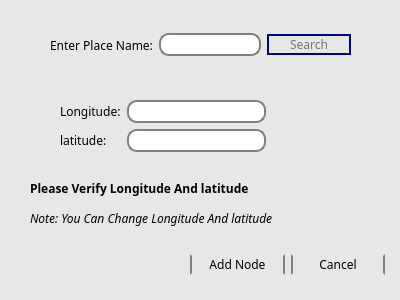
The window that Ui_files/new_ui/add_node.ui (farzad1132/NetPlanner) describes before a commit, drawn with Qt 5.
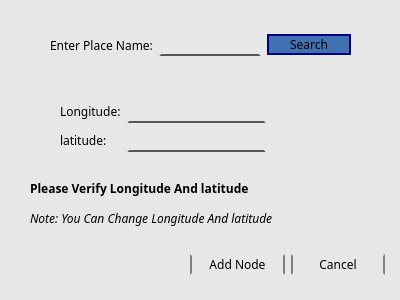
The same window after the commit.

Diff of the .ui file:
```diff
--- a/Ui_files/new_ui/add_node.ui
+++ b/Ui_files/new_ui/add_node.ui
@@ -525,13 +525,14 @@
      <widget class="QLineEdit" name="long_edit">
       <property name="styleSheet">
        <string notr="true">QLineEdit {
-    border: 2px solid gray;
-    border-radius: 10px;
+ 
+    border: 2px solid rgb(231, 231, 231);
+	border-bottom-color: rgb(86, 86, 86);
     padding: 0 8px;
-    background: white;
-    selection-background-color: darkgray; 
     
+    selection-background-color: darkgray; 
 	font: 8pt &quot;Bahnschrift&quot;;
+
 }</string>
       </property>
      </widget>
@@ -557,13 +558,14 @@
      <widget class="QLineEdit" name="lat_edit">
       <property name="styleSheet">
        <string notr="true">QLineEdit {
-    border: 2px solid gray;
-    border-radius: 10px;
+ 
+    border: 2px solid rgb(231, 231, 231);
+	border-bottom-color: rgb(86, 86, 86);
     padding: 0 8px;
-    background: white;
-    selection-background-color: darkgray; 
     
+    selection-background-color: darkgray; 
 	font: 8pt &quot;Bahnschrift&quot;;
+
 }</string>
       </property>
      </widget>
@@ -599,13 +601,14 @@
      <widget class="QLineEdit" name="place_name_edit">
       <property name="styleSheet">
        <string notr="true">QLineEdit {
-    border: 2px solid gray;
-    border-radius: 10px;
+ 
+    border: 2px solid rgb(231, 231, 231);
+	border-bottom-color: rgb(86, 86, 86);
     padding: 0 8px;
-    background: white;
-    selection-background-color: darkgray; 
     
+    selection-background-color: darkgray; 
 	font: 8pt &quot;Bahnschrift&quot;;
+
 }</string>
       </property>
      </widget>
@@ -618,9 +621,9 @@
 	
 	font: 75 10pt &quot;Bahnschrift Condensed&quot;;
 	
-	color: rgb(117, 117, 117);
+	
     border: 2px solid #8f8f91; min-width: 80px;
-	border-color: #4072B3; 
+	background-color: #4072B3; 
     border-radius: 12px;
 }
 
```
